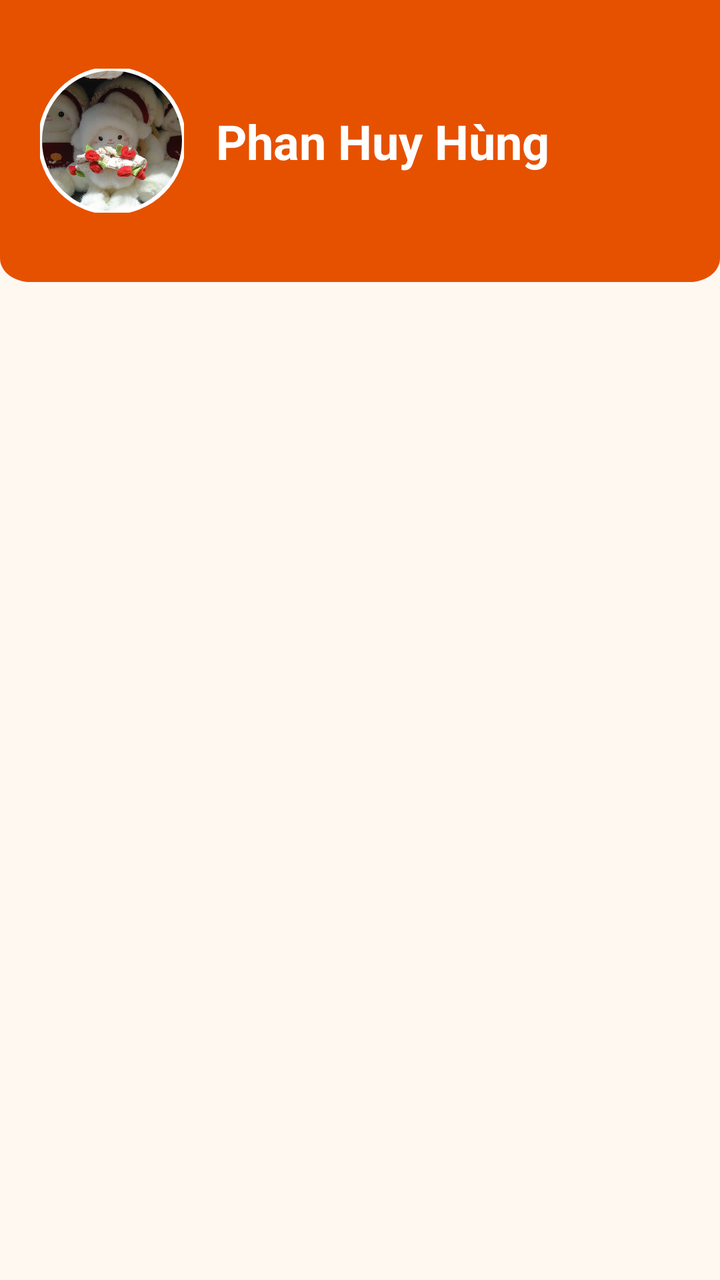
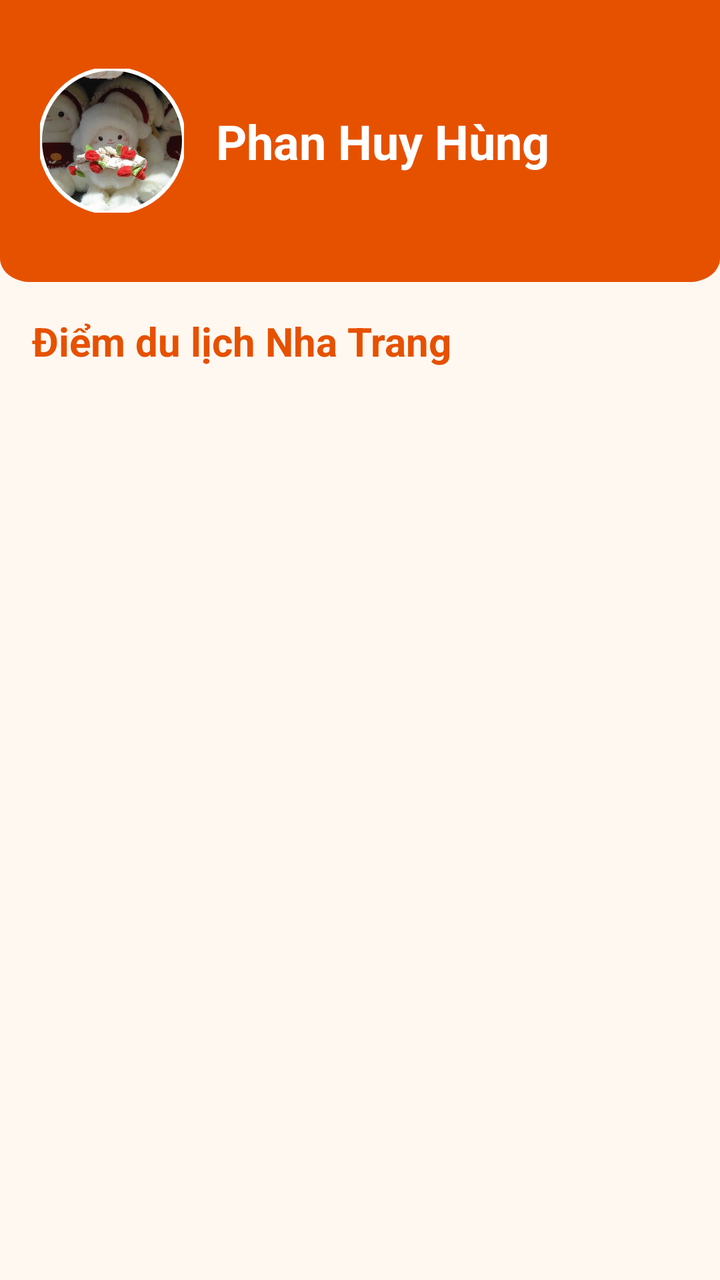

Two renders of the same Android screen: before a commit and after it. Below are the layout's source before the change and the commit's diff.
<!-- AndroidManifest.xml: application theme Theme.KiemTraGK_65131182 -->
<!-- res/layout/fragment_bai3.xml -->
<?xml version="1.0" encoding="utf-8"?>
<LinearLayout xmlns:android="http://schemas.android.com/apk/res/android"
    xmlns:app="http://schemas.android.com/apk/res-auto"
    xmlns:tools="http://schemas.android.com/tools"
    android:layout_width="match_parent"
    android:layout_height="match_parent"
    android:background="@color/brand_background"
    android:orientation="vertical"
    tools:context=".Bai3Fragment">
    
    <FrameLayout
        android:layout_width="match_parent"
        android:layout_height="141dp"
        android:background="@drawable/background_orin">
        <LinearLayout
            android:layout_width="match_parent"
            android:layout_height="match_parent"
            android:gravity="bottom"
            android:orientation="horizontal"
            android:paddingStart="20dp"
            android:paddingEnd="20dp">
            <com.google.android.material.imageview.ShapeableImageView
                android:layout_width="72dp"
                android:layout_height="72dp"
                android:layout_gravity="center_vertical"
                android:contentDescription="Avatar"
                android:scaleType="centerCrop"
                android:src="@drawable/avata"
                app:shapeAppearanceOverlay="@style/CircleImageShapeAppearance"
                app:strokeColor="@color/white"
                app:strokeWidth="2dp" />
            <TextView
                android:layout_width="0dp"
                android:layout_height="wrap_content"
                android:layout_gravity="center_vertical"
                android:layout_marginStart="16dp"
                android:layout_weight="1"
                android:text="Phan Huy Hùng"
                android:textColor="@color/white"
                android:textSize="24sp"
                android:textStyle="bold" />
        </LinearLayout>
    </FrameLayout>
    
    <androidx.core.widget.NestedScrollView
        android:layout_width="match_parent"
        android:layout_height="0dp"
        android:layout_weight="1"
        android:fillViewport="true">
        <LinearLayout
            android:layout_width="match_parent"
            android:layout_height="wrap_content"
            android:orientation="vertical"
            android:padding="20dp">
            
        </LinearLayout>
    </androidx.core.widget.NestedScrollView>
</LinearLayout>
<!-- resources referenced by this layout -->
<resources>
  <color name="brand_background">#FFF8F1</color>
  <color name="white">#FFFFFFFF</color>
  <!-- drawable avata: jpg bitmap (drawable, 167840 bytes) -->
  <!-- drawable background_orin (drawable) -->
  <?xml version="1.0" encoding="utf-8"?>
  <vector xmlns:android="http://schemas.android.com/apk/res/android"
      android:width="375dp"
      android:height="190dp"
      android:viewportWidth="375"
      android:viewportHeight="190">
      <path
          android:fillColor="@color/orange_900"
          android:pathData="M0,0h375v174c0,8.84-7.16,16-16,16h-343c-8.84,0-16-7.16-16-16z"/>
  </vector>
  <style name="CircleImageShapeAppearance">
          <item name="cornerFamily">rounded</item>
          <item name="cornerSize">50%</item>
      </style>
  <style name="Theme.KiemTraGK_65131182" parent="Base.Theme.KiemTraGK_65131182" />
  <color name="orange_900">#E65100</color>
  <style name="Base.Theme.KiemTraGK_65131182" parent="Theme.Material3.DayNight.NoActionBar">
          <item name="colorPrimary">@color/orange_500</item>
          <item name="colorOnPrimary">@color/white</item>
          <item name="colorPrimaryContainer">@color/orange_100</item>
          <item name="colorOnPrimaryContainer">@color/orange_900</item>
  
          <item name="colorSecondary">@color/orange_700</item>
          <item name="colorOnSecondary">@color/white</item>
          <item name="colorSecondaryContainer">@color/orange_50</item>
          <item name="colorOnSecondaryContainer">@color/orange_900</item>
  
          <item name="colorTertiary">@color/orange_400</item>
          <item name="colorOnTertiary">@color/white</item>
  
          <item name="android:colorBackground">@color/brand_background</item>
          <item name="colorSurface">@color/brand_surface</item>
          <item name="colorOnSurface">@color/brand_on_background</item>
      </style>
  <color name="orange_500">#FF9800</color>
  <color name="orange_100">#FFE0B2</color>
  <color name="orange_700">#F57C00</color>
  <color name="orange_50">#FFF3E0</color>
  <color name="orange_400">#FFA726</color>
  <color name="brand_surface">#FFFDF9</color>
  <color name="brand_on_background">#2B1B0F</color>
</resources>

<!-- the commit's change to res/layout/fragment_bai3.xml (unified diff, before → after) -->
@@ -42,17 +42,28 @@
         </LinearLayout>
     </FrameLayout>
     
-    <androidx.core.widget.NestedScrollView
+    <LinearLayout
         android:layout_width="match_parent"
         android:layout_height="0dp"
         android:layout_weight="1"
-        android:fillViewport="true">
-        <LinearLayout
+        android:orientation="vertical"
+        android:padding="16dp">
+        
+        <TextView
+            android:layout_width="wrap_content"
+            android:layout_height="wrap_content"
+            android:text="Điểm du lịch Nha Trang"
+            android:textColor="@color/orange_900"
+            android:textSize="20sp"
+            android:textStyle="bold"
+            android:layout_marginBottom="16dp" />
+        
+        <androidx.recyclerview.widget.RecyclerView
+            android:id="@+id/recyclerview_attractions"
             android:layout_width="match_parent"
-            android:layout_height="wrap_content"
-            android:orientation="vertical"
-            android:padding="20dp">
-            
-        </LinearLayout>
-    </androidx.core.widget.NestedScrollView>
+            android:layout_height="0dp"
+            android:layout_weight="1"
+            android:clipToPadding="false"
+            android:paddingBottom="16dp" />
+    </LinearLayout>
 </LinearLayout>
